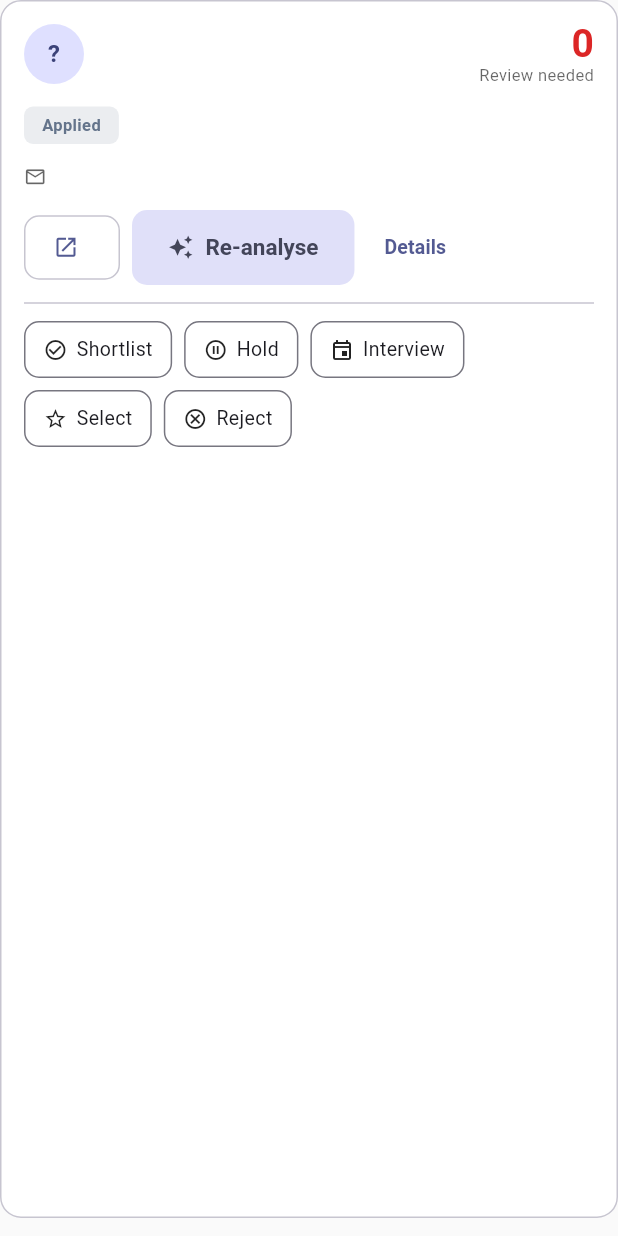
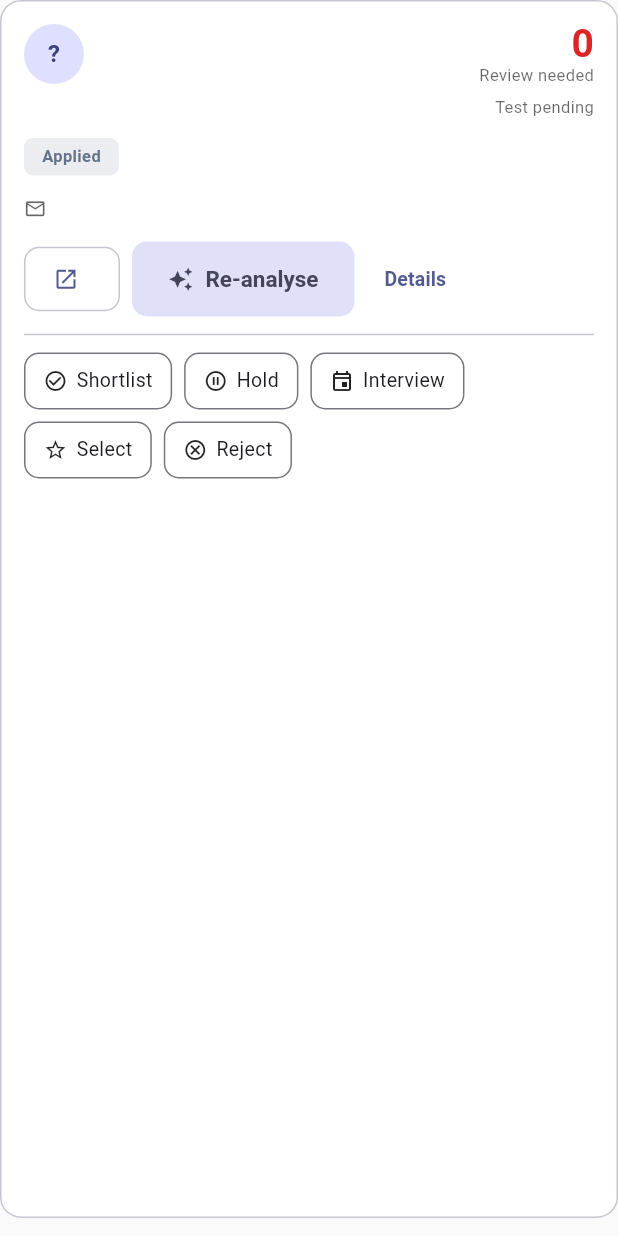
Before and after one commit to khushi78208-design/hire_ai, a Flutter app: the _ApplicantCard widget shown alone on an empty page, opened directly with empty values, on a phone screen of 412 x 824 dp. Run offline on Flutter 3.47's test engine with Material 3 defaults, Android fonts, the phone set to English and light mode, and no system bars; our stand-ins replace dio, file_picker, flutter_secure_storage; accounts and stored records are empty; network calls fail.

Commit message:
assessment: results on applicant cards, candidate pipeline

```diff
--- a/frontend/lib/features/jobs/applicants_screen.dart
+++ b/frontend/lib/features/jobs/applicants_screen.dart
@@ -3,6 +3,7 @@ import 'package:dio/dio.dart';
 import 'package:url_launcher/url_launcher.dart';
 import '../../core/api/api_client.dart';
 import '../../core/theme/app_theme.dart';
+import '../assessment/assessment_service.dart';
 import 'job_service.dart';
 import 'evaluation_model.dart';
 
@@ -25,6 +26,7 @@ class _ApplicantsScreenState extends State<ApplicantsScreen> {
   Job? _selected;
   List<Map<String, dynamic>> _applicants = [];
   Map<String, Evaluation> _evaluations = {};
+  Map<String, Map<String, dynamic>> _testResults = {};
   final Set<String> _analysing = {};
   bool _loadingJobs = true;
   bool _loadingApplicants = false;
@@ -55,8 +57,6 @@ class _ApplicantsScreenState extends State<ApplicantsScreen> {
       }
     }
 
-    // Arriving from a status card with no job means the recruiter wants
-    // that status across every vacancy.
     final showAll = widget.initialJobId == null && widget.initialStatus != null;
 
     setState(() {
@@ -91,6 +91,7 @@ class _ApplicantsScreenState extends State<ApplicantsScreen> {
         _loadingApplicants = false;
       });
       _loadEvaluations();
+      _loadTestResults();
     } catch (_) {
       if (!mounted) return;
       setState(() {
@@ -121,6 +122,27 @@ class _ApplicantsScreenState extends State<ApplicantsScreen> {
     } catch (_) {
       // A missing evaluation is a normal state, not an error worth showing.
     }
+  }
+
+  Future<void> _loadTestResults() async {
+    final job = _selected;
+
+    // Results are fetched per vacancy, so the all-vacancies view skips them
+    // rather than firing one request per job.
+    if (job == null) {
+      setState(() => _testResults = {});
+      return;
+    }
+
+    final attempts = await AssessmentService.results(job.id);
+    if (!mounted) return;
+
+    setState(() {
+      _testResults = {
+        for (final a in attempts)
+          if (a['application_id'] != null) (a['application_id'] as String): a,
+      };
+    });
   }
 
   Future<void> _analyse(String applicationId) async {
@@ -301,6 +323,7 @@ class _ApplicantsScreenState extends State<ApplicantsScreen> {
                     ? null
                     : _jobs.firstWhere((j) => j.id == id);
                 _evaluations = {};
+                _testResults = {};
               });
               _loadApplicants();
             },
@@ -405,6 +428,7 @@ class _ApplicantsScreenState extends State<ApplicantsScreen> {
           return _ApplicantCard(
             app: app,
             evaluation: _evaluations[id],
+            testResult: _testResults[id],
             analysing: _analysing.contains(id),
             // Which vacancy an applicant belongs to is only ambiguous when
             // several are on screen at once.
@@ -469,6 +493,7 @@ class _FilterChip extends StatelessWidget {
 class _ApplicantCard extends StatefulWidget {
   final Map<String, dynamic> app;
   final Evaluation? evaluation;
+  final Map<String, dynamic>? testResult;
   final bool analysing;
   final bool showJobTitle;
   final void Function(String path) onOpenResume;
@@ -478,6 +503,7 @@ class _ApplicantCard extends StatefulWidget {
   const _ApplicantCard({
     required this.app,
     required this.evaluation,
+    required this.testResult,
     required this.analysing,
     required this.showJobTitle,
     required this.onOpenResume,
@@ -571,10 +597,10 @@ class _ApplicantCardState extends State<_ApplicantCard> {
                       ],
                     ),
                   ),
-                  if (eval != null)
-                    Column(
-                      crossAxisAlignment: CrossAxisAlignment.end,
-                      children: [
+                  Column(
+                    crossAxisAlignment: CrossAxisAlignment.end,
+                    children: [
+                      if (eval != null) ...[
                         Text(
                           '${eval.overallScore}',
                           style: TextStyle(
@@ -592,7 +618,12 @@ class _ApplicantCardState extends State<_ApplicantCard> {
                           ),
                         ),
                       ],
-                    ),
+                      if (widget.testResult != null) ...[
+                        const SizedBox(height: Space.xs),
+                        _TestChip(result: widget.testResult!),
+                      ],
+                    ],
+                  ),
                 ],
               ),
 
@@ -791,6 +822,59 @@ class _ApplicantCardState extends State<_ApplicantCard> {
           ),
         ),
       ),
+    );
+  }
+}
+
+class _TestChip extends StatelessWidget {
+  final Map<String, dynamic> result;
+
+  const _TestChip({required this.result});
+
+  @override
+  Widget build(BuildContext context) {
+    final theme = Theme.of(context);
+    final done = result['status'] == 'submitted';
+
+    if (!done) {
+      return Text(
+        'Test pending',
+        style: TextStyle(fontSize: 11, color: theme.hintColor),
+      );
+    }
+
+    final score = result['score'] as int? ?? 0;
+    final total = result['total'] as int? ?? 1;
+    final pct = total == 0 ? 0 : (score / total * 100).round();
+    final switches = result['tab_switches'] as int? ?? 0;
+
+    return Column(
+      crossAxisAlignment: CrossAxisAlignment.end,
+      children: [
+        Container(
+          padding: const EdgeInsets.symmetric(horizontal: 8, vertical: 2),
+          decoration: BoxDecoration(
+            color: ScoreColors.of(pct).withValues(alpha: 0.13),
+            borderRadius: BorderRadius.circular(6),
+          ),
+          child: Text(
+            'Test $score/$total',
+            style: TextStyle(
+              fontSize: 11,
+              fontWeight: FontWeight.w600,
+              color: ScoreColors.of(pct),
+            ),
+          ),
+        ),
+        // Surfaced only when it happened — a zero here would be noise.
+        if (switches > 0) ...[
+          const SizedBox(height: 2),
+          Text(
+            'left app ${switches}x',
+            style: TextStyle(fontSize: 10, color: theme.colorScheme.error),
+          ),
+        ],
+      ],
     );
   }
 }
```
